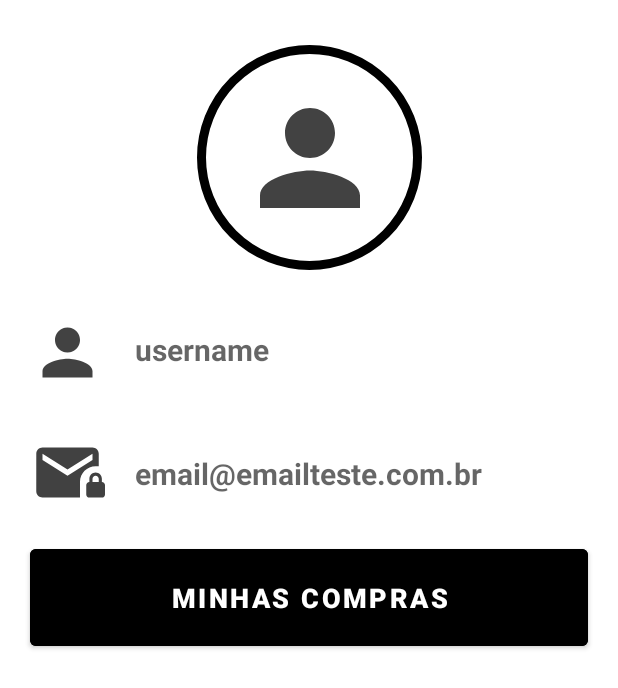
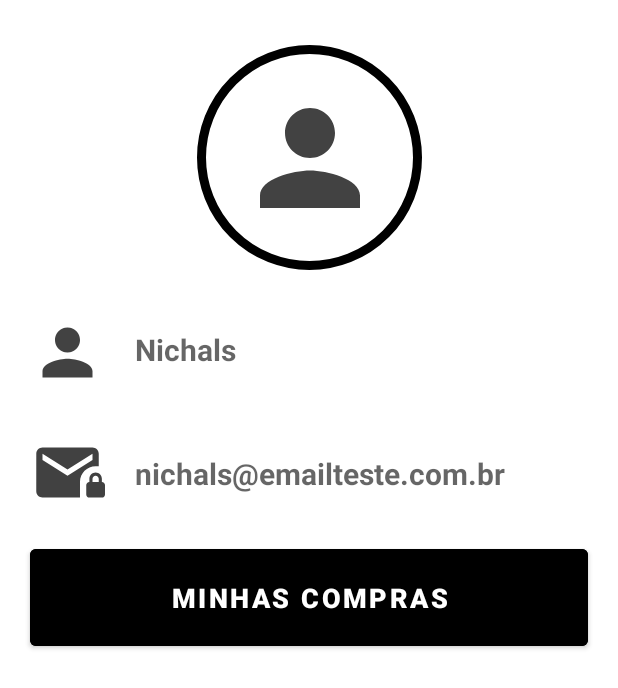
Before and after one commit to lucasnichals/churraspetV4, an Android app: the UserActivity screen opened directly, with no data from a screen before it, on a phone screen of 412 x 824 dp. Shown: the top 688 px of the screen. Run offline under Robolectric (Android 15) with nearby library versions, the phone set to English and light mode, and no system bars.

Commit message:
prototic finished

```diff
--- a/app/src/main/java/c/churraspetv3/CarrinhoActivity.java
+++ b/app/src/main/java/c/churraspetv3/CarrinhoActivity.java
@@ -95,7 +95,6 @@ public class CarrinhoActivity extends AppCompatActivity {
             @Override
             public void onClick(View v) {
                 float valorTotal = total1 + total2 + total3 + total4;
-
                 String nomeUsuario = AcessoBD.USUARIO_SENHA;
                 String senhaUsuario = AcessoBD.USUARIO_SENHA;
                 AcessoBD acessoBD = new AcessoBD(CarrinhoActivity.this);
@@ -113,7 +112,6 @@ public class CarrinhoActivity extends AppCompatActivity {
                 if (qtde4 > 0) {
                     acessoBD.registrarVenda(usuarioId, 4, qtde4);
                 }
-
                 Intent intent = new Intent(CarrinhoActivity.this, FinalizarActivity.class);
                 intent.putExtra("valorTotal", String.valueOf(valorTotal));
                 startActivity(intent);
--- a/app/src/main/java/c/churraspetv3/LoginActivity.java
+++ b/app/src/main/java/c/churraspetv3/LoginActivity.java
@@ -43,7 +43,7 @@ public class LoginActivity extends AppCompatActivity {
                     Intent intent = new Intent(LoginActivity.this, MenuActivity.class);
                     startActivity(intent);
                 } else {
-                    Toast.makeText(LoginActivity.this, "Usuário ou senha inválidos", Toast.LENGTH_LONG).show();
+                    Toast.makeText(LoginActivity.this, "Usuário ou senha incorreto ou inexistente", Toast.LENGTH_LONG).show();
                 }
             }
         });
--- a/app/src/main/java/c/churraspetv3/RegisterActivity.java
+++ b/app/src/main/java/c/churraspetv3/RegisterActivity.java
@@ -29,9 +29,7 @@ public class RegisterActivity extends AppCompatActivity {
             public void onClick(View v) {
                 String username = et_cadastro_username.getText().toString();
                 String password = et_cadastro_password.getText().toString();
-
                 boolean usuarioExiste = acessoBD.verificarUsuario(username);
-
                 if (usuarioExiste) {
                     Toast.makeText(RegisterActivity.this, "Usuário já existe", Toast.LENGTH_SHORT).show();
                 } else {
--- a/app/src/main/res/layout/activity_user.xml
+++ b/app/src/main/res/layout/activity_user.xml
@@ -58,7 +58,7 @@
         android:layout_marginTop="39dp"
         android:layout_marginLeft="20dp"
         android:maxLines="1"
-        android:hint="@string/username"
+        android:hint="@string/Nichals"
         app:layout_constraintTop_toBottomOf="@id/v_user"
         app:layout_constraintStart_toEndOf="@id/profile_img"/>
 
@@ -72,7 +72,7 @@
         android:layout_marginTop="55dp"
         android:layout_marginLeft="20dp"
         android:maxLines="1"
-        android:hint="email@emailteste.com.br"
+        android:hint="@string/nichals_emailteste_com_br"
         app:layout_constraintTop_toBottomOf="@id/tv_user_name"
         app:layout_constraintStart_toEndOf="@id/profile_email"/>
 
--- a/app/src/main/res/values/strings.xml
+++ b/app/src/main/res/values/strings.xml
@@ -9,4 +9,6 @@
     <string name="registrar">REGISTRAR</string>
     <string name="email">email\n</string>
     <string name="minhas_compras">Minhas Compras</string>
+    <string name="Nichals">Nichals</string>
+    <string name="nichals_emailteste_com_br">nichals@emailteste.com.br</string>
 </resources>
```
Also changed, not shown: app/src/main/java/c/churraspetv3/AcessoBD.java (+18 -22 lines), app/src/main/res/layout/activity_carrinho.xml (+7 -7 lines).
